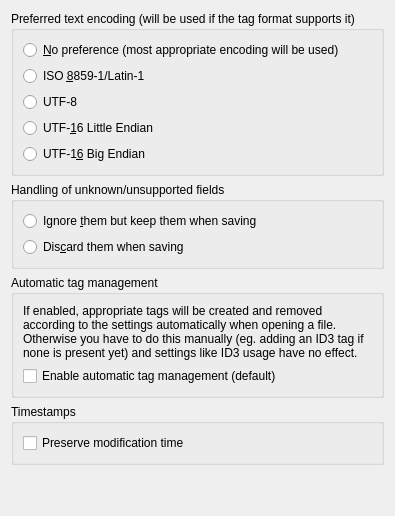
Above: gui/tagprocessinggeneraloptionpage.ui from Martchus/tageditor before the change. Below: the same form after it.
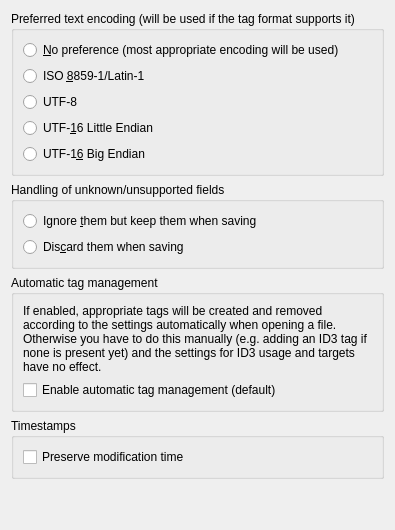
That is the form after the change.

Commit message: Improve wording in a few places of the UI

The edit to the form file:
```diff
--- a/gui/tagprocessinggeneraloptionpage.ui
+++ b/gui/tagprocessinggeneraloptionpage.ui
@@ -106,7 +106,7 @@
       <item>
        <widget class="QLabel" name="label">
         <property name="text">
-         <string>If enabled, appropriate tags will be created and removed according to the settings automatically when opening a file. Otherwise you have to do this manually (eg. adding an ID3 tag if none is present yet) and settings like ID3 usage have no effect.</string>
+         <string>If enabled, appropriate tags will be created and removed according to the settings automatically when opening a file. Otherwise you have to do this manually (e.g. adding an ID3 tag if none is present yet) and the settings for ID3 usage and targets have no effect.</string>
         </property>
         <property name="wordWrap">
          <bool>true</bool>
```
Left out of the diff: 2 changed lines with no effect on the pictures. The commit also changes 2 other files.
